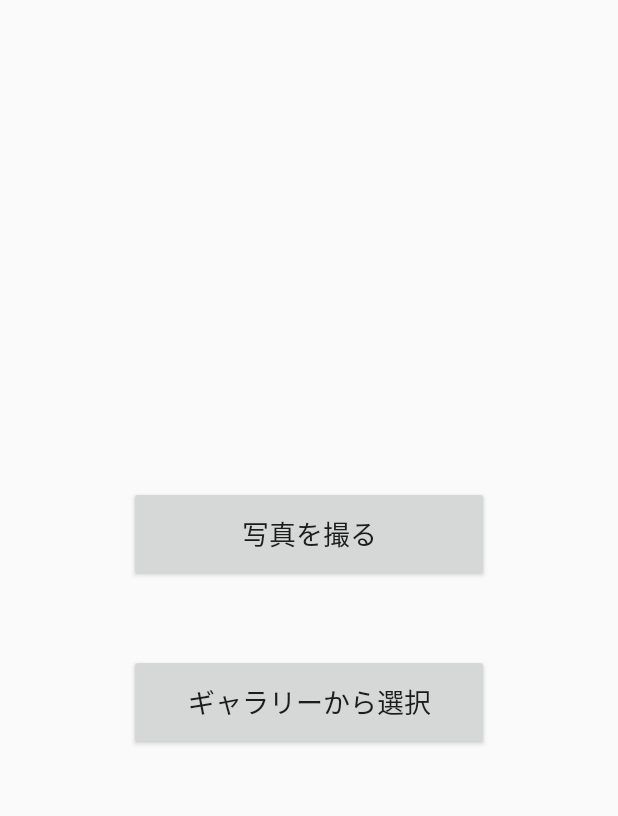
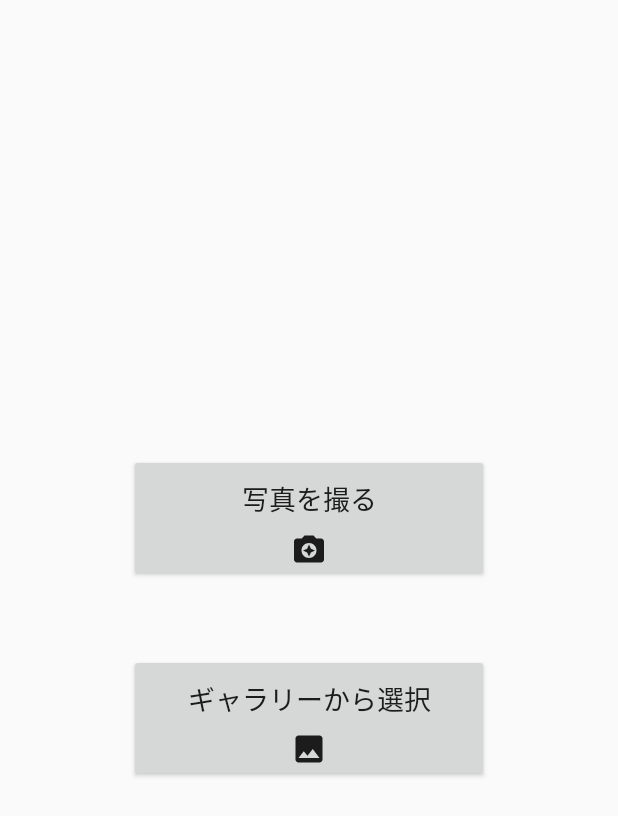
Before and after one commit to YusukeIwaki/OpenCVEdgeDetection, an Android app: the screen it shows after launch (MainActivity), on a phone screen of 412 x 824 dp. Shown: the top 816 px of the screen. Run offline under Robolectric (Android 15) with nearby library versions, the phone set to English and light mode, and no system bars; our stand-ins replace Timber, data binding; 1 statement that could not run was skipped.

Commit message:
ボタンに画像を付ける

```diff
--- /dev/null
+++ b/app/src/main/res/drawable/ic_camera_enhance_black_24dp.xml
@@ -0,0 +1,5 @@
+<vector android:alpha="0.87" android:height="24dp"
+    android:viewportHeight="24.0" android:viewportWidth="24.0"
+    android:width="24dp" xmlns:android="http://schemas.android.com/apk/res/android">
+    <path android:fillColor="#FF000000" android:pathData="M9,3L7.17,5L4,5c-1.1,0 -2,0.9 -2,2v12c0,1.1 0.9,2 2,2h16c1.1,0 2,-0.9 2,-2L22,7c0,-1.1 -0.9,-2 -2,-2h-3.17L15,3L9,3zM12,18c-2.76,0 -5,-2.24 -5,-5s2.24,-5 5,-5 5,2.24 5,5 -2.24,5 -5,5zM12,17l1.25,-2.75L16,13l-2.75,-1.25L12,9l-1.25,2.75L8,13l2.75,1.25z"/>
+</vector>
--- /dev/null
+++ b/app/src/main/res/drawable/ic_photo_black_24dp.xml
@@ -0,0 +1,5 @@
+<vector android:alpha="0.87" android:height="24dp"
+    android:viewportHeight="24.0" android:viewportWidth="24.0"
+    android:width="24dp" xmlns:android="http://schemas.android.com/apk/res/android">
+    <path android:fillColor="#FF000000" android:pathData="M21,19V5c0,-1.1 -0.9,-2 -2,-2H5c-1.1,0 -2,0.9 -2,2v14c0,1.1 0.9,2 2,2h14c1.1,0 2,-0.9 2,-2zM8.5,13.5l2.5,3.01L14.5,12l4.5,6H5l3.5,-4.5z"/>
+</vector>
--- a/app/src/main/res/layout/activity_main.xml
+++ b/app/src/main/res/layout/activity_main.xml
@@ -18,7 +18,10 @@
                 android:layout_height="wrap_content"
                 android:minHeight="64dp"
                 android:textSize="18sp"
-                android:text="写真を撮る"/>
+                android:text="写真を撮る"
+                android:paddingTop="16dp"
+                android:drawableBottom="@drawable/ic_camera_enhance_black_24dp"
+                android:drawablePadding="8dp"/>
 
             <Space
                 android:layout_width="wrap_content"
@@ -30,7 +33,10 @@
                 android:layout_height="wrap_content"
                 android:minHeight="64dp"
                 android:textSize="18sp"
-                android:text="ギャラリーから選択"/>
+                android:paddingTop="16dp"
+                android:text="ギャラリーから選択"
+                android:drawableBottom="@drawable/ic_photo_black_24dp"
+                android:drawablePadding="8dp"/>
         </LinearLayout>
     </FrameLayout>
 </layout>
```
